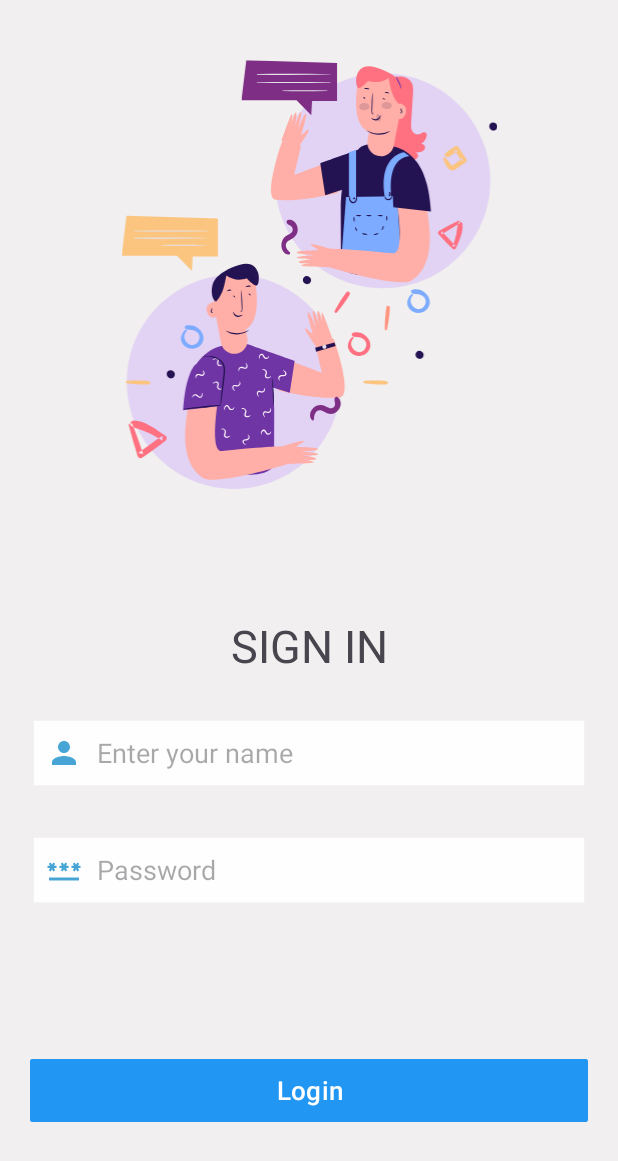
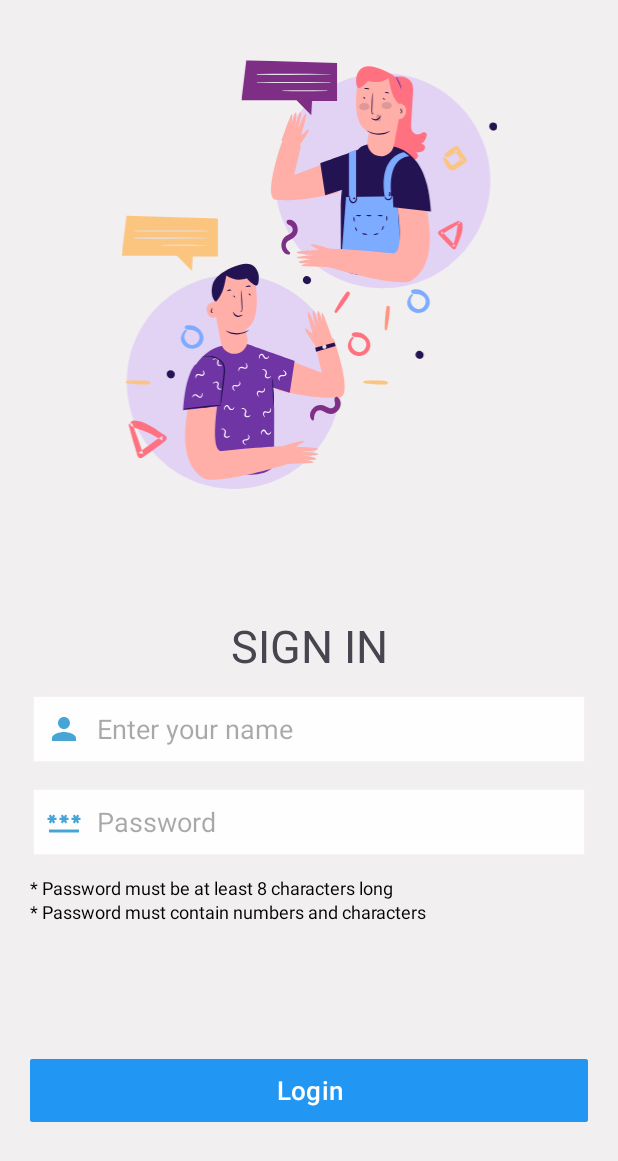
Before and after one commit to YousefDewidar/movies_app_android, an Android app: the screen it shows after launch (MainActivity), after a tap on "Login", on a phone screen of 412 x 824 dp. Shown: the top 1161 px of the screen. Run offline under Robolectric (Android 15) with nearby library versions, the phone set to English and light mode, and no system bars.

```diff
--- a/app/src/main/java/com/yousef/moviesapp/MainActivity.kt
+++ b/app/src/main/java/com/yousef/moviesapp/MainActivity.kt
@@ -1,6 +1,8 @@
 package com.yousef.moviesapp
 
+import android.annotation.SuppressLint
 import android.content.Intent
+import android.content.res.ColorStateList
 import androidx.appcompat.app.AppCompatActivity
 import android.os.Bundle
 import android.util.Log
@@ -10,6 +12,7 @@ import com.yousef.moviesapp.databinding.ActivityMainBinding
 class MainActivity : AppCompatActivity() {
     private lateinit var binding: ActivityMainBinding
 
+    @SuppressLint("ResourceAsColor")
     override fun onCreate(savedInstanceState: Bundle?) {
         super.onCreate(savedInstanceState)
         window.statusBarColor = resources.getColor(R.color.primary)
@@ -21,11 +24,16 @@ class MainActivity : AppCompatActivity() {
             val userName: String = binding.editTextName.text.toString()
             val pass: String = binding.editTextPass.text.toString()
 
-            if (userName != "" && pass != "" && pass.length >= 8) {
-                val intent = Intent(this, HomeActivity::class.java)
-                intent.putExtra(Constant.name, userName)
-                startActivity(intent)
-                finish()
+            if (userName != "" && pass != "") {
+                if(pass.length >= 8){
+                    val intent = Intent(this, HomeActivity::class.java)
+                    intent.putExtra(Constant.name, userName)
+                    startActivity(intent)
+                    finish()
+                }else {
+                    binding.passValidateA.setTextColor(R.color.grey)
+                }
+
             } else {
                 Toast.makeText(this, "User name and password are wrong", Toast.LENGTH_SHORT)
                     .show()
--- a/app/src/main/res/layout/activity_main.xml
+++ b/app/src/main/res/layout/activity_main.xml
@@ -36,7 +36,7 @@
         android:layout_width="match_parent"
         android:layout_height="50dp"
         android:layout_marginStart="20dp"
-        android:layout_marginTop="28dp"
+        android:layout_marginTop="12dp"
         android:layout_marginEnd="20dp"
         android:background="@android:drawable/edit_text"
         android:backgroundTint="@android:color/white"
@@ -55,7 +55,7 @@
         android:layout_width="match_parent"
         android:layout_height="50dp"
         android:layout_marginStart="20dp"
-        android:layout_marginTop="28dp"
+        android:layout_marginTop="12dp"
         android:layout_marginEnd="20dp"
         android:background="@android:drawable/edit_text"
         android:backgroundTint="@android:color/white"
@@ -83,4 +83,28 @@
         app:layout_constraintBottom_toBottomOf="parent"
         app:layout_constraintEnd_toEndOf="parent"
         app:layout_constraintStart_toStartOf="parent" />
+
+    <TextView
+        android:id="@+id/pass_validate_a"
+        android:layout_width="wrap_content"
+        android:layout_height="wrap_content"
+        android:layout_marginStart="20dp"
+        android:layout_marginTop="8dp"
+        android:text="@string/password_must_be_at_least_8_characters_long"
+        android:textColor="@android:color/black"
+        android:textSize="12sp"
+        app:layout_constraintStart_toStartOf="parent"
+        app:layout_constraintTop_toBottomOf="@+id/editTextPass" />
+
+    <TextView
+        android:id="@+id/pass_validate_b"
+        android:layout_width="wrap_content"
+        android:layout_height="wrap_content"
+        android:layout_marginStart="20dp"
+        android:layout_marginTop="24dp"
+        android:text="@string/password_must_contain_numbers_and_characters"
+        android:textColor="@android:color/black"
+        android:textSize="12sp"
+        app:layout_constraintStart_toStartOf="parent"
+        app:layout_constraintTop_toBottomOf="@+id/editTextPass" />
 </androidx.constraintlayout.widget.ConstraintLayout>
--- a/app/src/main/res/values/strings.xml
+++ b/app/src/main/res/values/strings.xml
@@ -10,4 +10,6 @@
     <string name="_0_8">(0.8)</string>
     <string name="this_is_a_short_description_of_the_movie">This is a short description of the movie.</string>
     <string name="_2024_01_01">2024-01-01</string>
+    <string name="password_must_be_at_least_8_characters_long">* Password must be at least 8 characters long</string>
+    <string name="password_must_contain_numbers_and_characters">* Password must contain numbers and characters</string>
 </resources>
```
Also changed, not shown: app/src/main/java/com/yousef/moviesapp/HomeActivity.kt (+89 -17 lines), app/src/main/java/com/yousef/moviesapp/MyAdapter.kt (+13 -1 lines), app/src/main/java/com/yousef/moviesapp/MyDiffUtil.kt (added, +32 -0 lines).
